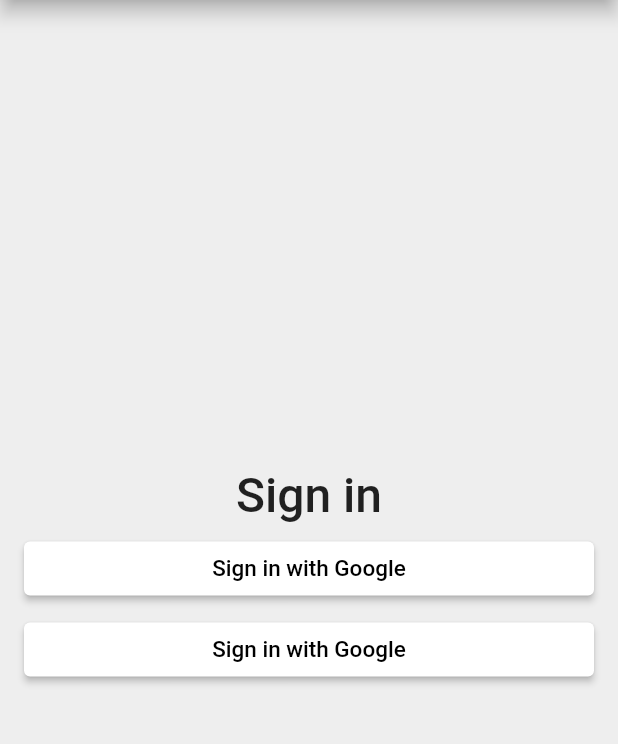
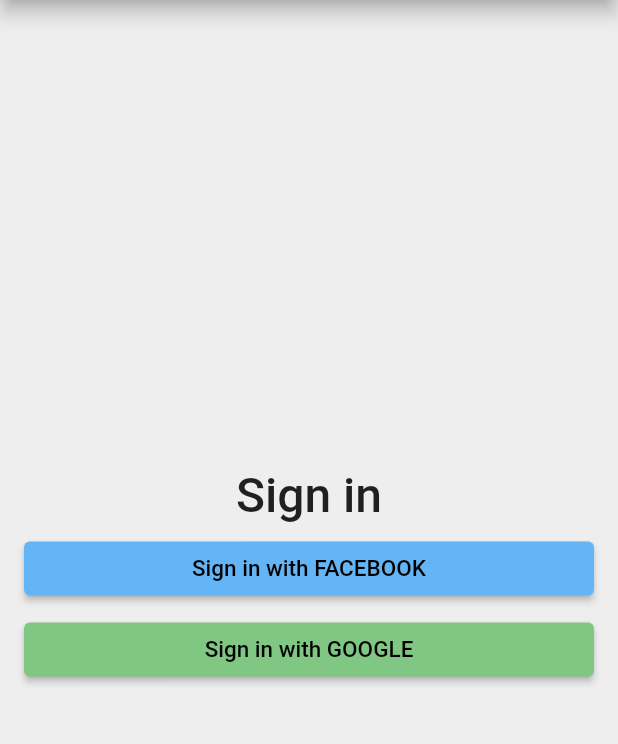
Before and after one commit to COAB1/tracking_time, a Flutter app: the screen it shows after launch, on a phone screen of 412 x 824 dp, the part 84-828 px from its top. Run offline on Flutter 3.47's test engine with Material 2 defaults, Android fonts, the phone set to English and light mode, and no system bars.

Commit message:
Allow default elevated button to have different styles

```diff
--- a/lib/app/sign_in/sign_in_page.dart
+++ b/lib/app/sign_in/sign_in_page.dart
@@ -1,3 +1,4 @@
+import 'package:flutter/foundation.dart';
 import 'package:flutter/material.dart';
 import 'package:tracking_time/shared_widgets/default_elevated_button.dart';
 
@@ -31,11 +32,29 @@ class SignInPage extends StatelessWidget {
           SizedBox(
             height: 6.0,
           ),
-          DefaultElevatedButton(),
+          DefaultElevatedButton(
+            child: Text('Sign in with FACEBOOK',
+                style: TextStyle(
+                  color: Colors.black,
+                  fontSize: 15.0,
+                )),
+            color: Colors.blue[300],
+            borderRadius: 4.0,
+            onPressed: () {},
+          ),
           SizedBox(
             height: 6.0,
           ),
-          DefaultElevatedButton(),
+          DefaultElevatedButton(
+            child: Text('Sign in with GOOGLE',
+                style: TextStyle(
+                  color: Colors.black,
+                  fontSize: 15.0,
+                )),
+            color:  Colors.green[300],
+            borderRadius: 4.0,
+            onPressed: () {},
+          ),
         ],
       ),
     );
--- a/lib/shared_widgets/default_elevated_button.dart
+++ b/lib/shared_widgets/default_elevated_button.dart
@@ -1,26 +1,32 @@
 import 'package:flutter/material.dart';
 
 class DefaultElevatedButton extends StatelessWidget {
+  DefaultElevatedButton({
+    this.child,
+    this.color,
+    this.borderRadius,
+    this.onPressed,
+  });
+
+  final Widget child;
+  final Color color;
+  final double borderRadius;
+  final VoidCallback onPressed;
+
   @override
   Widget build(BuildContext context) {
     return ElevatedButton(
       //before was used RaisedButton
-      child: Text(
-        'Sign in with Google',
-        style: TextStyle(
-          color: Colors.black,
-          fontSize: 15.0,
-        ),
-      ),
+      child: child,
       style: ElevatedButton.styleFrom(
-        primary: Colors.white,
+        primary: color,
         shape: RoundedRectangleBorder(
           borderRadius: BorderRadius.all(
-            Radius.circular(4.0),
+            Radius.circular(borderRadius),
           ),
         ),
       ),
-      onPressed: () {},
+      onPressed: onPressed,
     );
   }
 }
```
